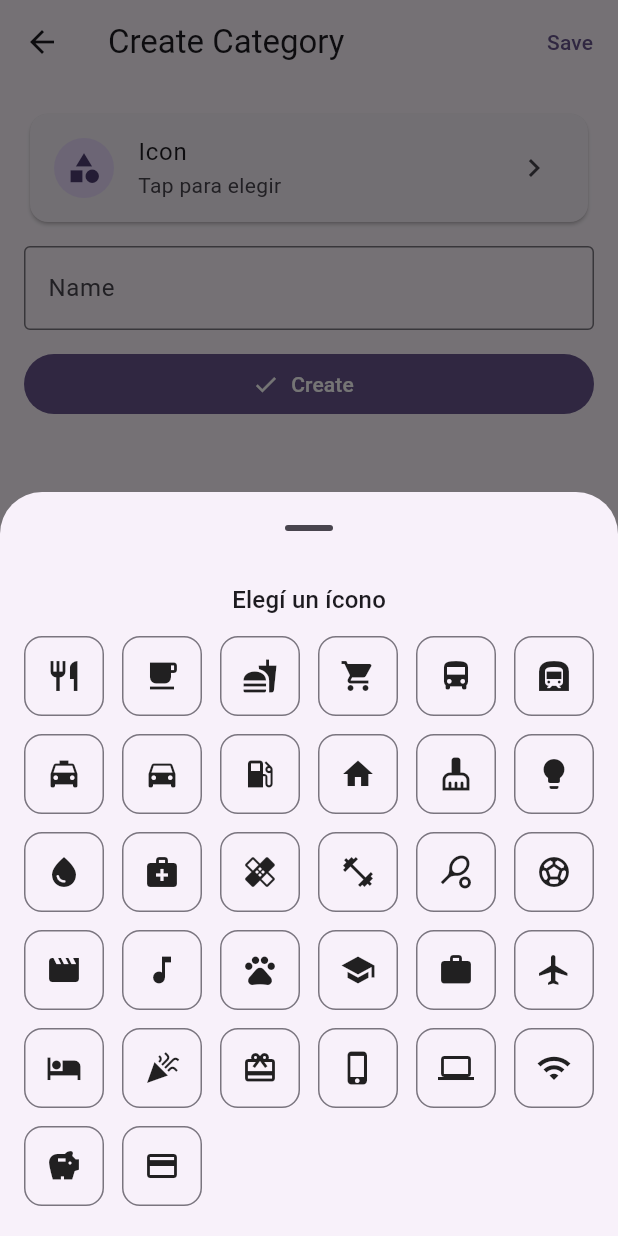
After one commit to AgustinIzaguirre/expense-tracker, a Flutter app: the CreateCategoryPage screen opened directly, after a tap on "Icon", on a phone screen of 412 x 824 dp. The commit adds this screen. Run offline on Flutter 3.47's test engine with Material 3 defaults, Android fonts, the phone set to English and light mode, and no system bars; our stand-ins replace fl_chart.

Commit message:
Add createCategory form page

```diff
--- /dev/null
+++ b/lib/pages/categories/create_category_page.dart
@@ -0,0 +1,111 @@
+import 'package:expense_tracker/models/category.dart';
+import 'package:expense_tracker/pages/categories/icon_picker_botomsheet.dart';
+import 'package:flutter/material.dart';
+
+class CreateCategoryPage extends StatefulWidget {
+  const CreateCategoryPage({super.key});
+
+  @override
+  State<CreateCategoryPage> createState() => _CreateCategoryPageState();
+}
+
+class _CreateCategoryPageState extends State<CreateCategoryPage> {
+  final _formKey = GlobalKey<FormState>();
+  final _nameCtrl = TextEditingController();
+
+  IconData _selectedIcon = Icons.category;
+
+  @override
+  void dispose() {
+    _nameCtrl.dispose();
+    super.dispose();
+  }
+
+  Future<void> _pickIcon() async {
+    final picked = await showCategoryIconPicker(
+      context,
+      selected: _selectedIcon,
+    );
+    if (picked == null) return;
+    setState(() => _selectedIcon = picked);
+  }
+
+  void _save() {
+    if (!(_formKey.currentState?.validate() ?? false)) return;
+
+    final category = Category(
+      id: DateTime.now().millisecondsSinceEpoch, // mock id (después Isar)
+      name: _nameCtrl.text.trim(),
+      iconCodePoint: _selectedIcon.codePoint,
+      iconFontFamily: _selectedIcon.fontFamily ?? 'MaterialIcons',
+    );
+
+    Navigator.pop(context, category);
+  }
+
+  @override
+  Widget build(BuildContext context) {
+    return Scaffold(
+      appBar: AppBar(
+        title: const Text('Create Category'),
+        actions: [
+          TextButton(
+            onPressed: _save,
+            child: const Text('Save'),
+          ),
+        ],
+      ),
+      body: Padding(
+        padding: const EdgeInsets.all(16),
+        child: Form(
+          key: _formKey,
+          child: Column(
+            children: [
+              Card(
+                child: ListTile(
+                  leading: CircleAvatar(
+                    backgroundColor:
+                        Theme.of(context).colorScheme.primaryContainer,
+                    child: Icon(
+                      _selectedIcon,
+                      color: Theme.of(context).colorScheme.onPrimaryContainer,
+                    ),
+                  ),
+                  title: const Text('Icon'),
+                  subtitle: const Text('Tap para elegir'),
+                  trailing: const Icon(Icons.chevron_right),
+                  onTap: _pickIcon,
+                ),
+              ),
+              const SizedBox(height: 12),
+              TextFormField(
+                controller: _nameCtrl,
+                decoration: const InputDecoration(
+                  labelText: 'Name',
+                  border: OutlineInputBorder(),
+                ),
+                textInputAction: TextInputAction.done,
+                onFieldSubmitted: (_) => _save(),
+                validator: (v) {
+                  final value = (v ?? '').trim();
+                  if (value.isEmpty) return 'Enter a name';
+                  if (value.length < 2) return 'Name too short';
+                  return null;
+                },
+              ),
+              const SizedBox(height: 12),
+              SizedBox(
+                width: double.infinity,
+                child: FilledButton.icon(
+                  onPressed: _save,
+                  icon: const Icon(Icons.check),
+                  label: const Text('Create'),
+                ),
+              ),
+            ],
+          ),
+        ),
+      ),
+    );
+  }
+}
--- /dev/null
+++ b/lib/pages/categories/icon_picker_botomsheet.dart
@@ -0,0 +1,73 @@
+import 'package:expense_tracker/pages/categories/icons_catalog.dart';
+import 'package:flutter/material.dart';
+
+Future<IconData?> showCategoryIconPicker(
+  BuildContext context, {
+  IconData? selected,
+}) {
+  return showModalBottomSheet<IconData>(
+    context: context,
+    showDragHandle: true,
+    isScrollControlled: true,
+    builder: (_) => _IconPickerSheet(selected: selected),
+  );
+}
+
+class _IconPickerSheet extends StatelessWidget {
+  final IconData? selected;
+  const _IconPickerSheet({this.selected});
+
+  @override
+  Widget build(BuildContext context) {
+    final bottomPadding = MediaQuery.of(context).viewInsets.bottom;
+
+    return Padding(
+      padding: EdgeInsets.fromLTRB(16, 12, 16, 12 + bottomPadding),
+      child: Column(
+        mainAxisSize: MainAxisSize.min,
+        children: [
+          Text(
+            'Elegí un ícono',
+            style: Theme.of(context).textTheme.titleMedium,
+          ),
+          const SizedBox(height: 12),
+          Flexible(
+            child: GridView.builder(
+              shrinkWrap: true,
+              itemCount: categoryIcons.length,
+              gridDelegate: const SliverGridDelegateWithFixedCrossAxisCount(
+                crossAxisCount: 6,
+                mainAxisSpacing: 12,
+                crossAxisSpacing: 12,
+              ),
+              itemBuilder: (context, i) {
+                final icon = categoryIcons[i];
+                final isSelected = selected != null &&
+                    icon.codePoint == selected!.codePoint &&
+                    icon.fontFamily == selected!.fontFamily;
+
+                return InkWell(
+                  borderRadius: BorderRadius.circular(12),
+                  onTap: () => Navigator.pop(context, icon),
+                  child: Container(
+                    decoration: BoxDecoration(
+                      borderRadius: BorderRadius.circular(12),
+                      border: Border.all(
+                        width: isSelected ? 2 : 1,
+                        color: isSelected
+                            ? Theme.of(context).colorScheme.primary
+                            : Theme.of(context).dividerColor,
+                      ),
+                    ),
+                    child: Icon(icon),
+                  ),
+                );
+              },
+            ),
+          ),
+          const SizedBox(height: 8),
+        ],
+      ),
+    );
+  }
+}
--- /dev/null
+++ b/lib/pages/categories/icons_catalog.dart
@@ -0,0 +1,36 @@
+import 'package:flutter/material.dart';
+
+const List<IconData> categoryIcons = [
+  Icons.restaurant,
+  Icons.local_cafe,
+  Icons.fastfood,
+  Icons.shopping_cart,
+  Icons.directions_bus,
+  Icons.subway,
+  Icons.local_taxi,
+  Icons.directions_car,
+  Icons.local_gas_station,
+  Icons.home,
+  Icons.cleaning_services,
+  Icons.lightbulb,
+  Icons.water_drop,
+  Icons.medical_services,
+  Icons.healing,
+  Icons.fitness_center,
+  Icons.sports_tennis,
+  Icons.sports_soccer,
+  Icons.movie,
+  Icons.music_note,
+  Icons.pets,
+  Icons.school,
+  Icons.work,
+  Icons.flight,
+  Icons.hotel,
+  Icons.celebration,
+  Icons.card_giftcard,
+  Icons.phone_iphone,
+  Icons.computer,
+  Icons.wifi,
+  Icons.savings,
+  Icons.credit_card,
+];
--- a/lib/pages/home_page.dart
+++ b/lib/pages/home_page.dart
@@ -1,6 +1,8 @@
 
+import 'package:expense_tracker/models/category.dart';
 import 'package:expense_tracker/models/currency.dart';
 import 'package:expense_tracker/pages/categories/categories_page.dart';
+import 'package:expense_tracker/pages/categories/create_category_page.dart';
 import 'package:expense_tracker/pages/payment_methods/payment_methods_page.dart';
 import 'package:expense_tracker/widgets/bottom_nav_bar.dart';
 import 'package:expense_tracker/widgets/expense_tracker_app_bar.dart';
@@ -55,6 +57,22 @@ class _HomePageState extends State<HomePage> {
     }
   }
 
+  Future<void> _openCreateCategory() async {
+    final created = await Navigator.push<Category>(
+      context,
+      MaterialPageRoute(
+        builder: (_) => const CreateCategoryPage(),
+      ),
+    );
+
+    if (created == null) return;
+
+    // Lo ideal después es:
+    // - guardarlo en Isar
+    // - refrescar CategoriesPage
+    debugPrint('Nueva categoría creada: ${created.name}');
+  }
+
   PreferredSizeWidget _buildAppBar() {
     switch (_currentTab) {
       case BottomNavItem.expenses:
@@ -74,10 +92,7 @@ class _HomePageState extends State<HomePage> {
           tooltip: PAYMENT_METHODS_TOOLTIP,
         );
       case BottomNavItem.categories:
-        return  ExpenseTrackerAppBar(onAddPressed: () {
-            // TODO: navegar a CreateExpense
-            // Navigator.push(...)
-          },
+        return  ExpenseTrackerAppBar(onAddPressed: _openCreateCategory,
           title: CATEGORIES_TITLE,
           tooltip: CATEGORIES_TOOLTIP,
         );
--- a/pubspec.yaml
+++ b/pubspec.yaml
@@ -38,6 +38,9 @@ dependencies:
   # The following adds the Cupertino Icons font to your application.
   # Use with the CupertinoIcons class for iOS style icons.
   cupertino_icons: ^1.0.6
+  isar: ^3.1.0+1
+  isar_flutter_libs: ^3.1.0+1
+  path_provider: ^2.1.5
 
 dev_dependencies:
   flutter_test:
@@ -49,6 +52,8 @@ dev_dependencies:
   # package. See that file for information about deactivating specific lint
   # rules and activating additional ones.
   flutter_lints: ^3.0.0
+  isar_generator: ^3.1.0+1
+  build_runner: ^2.4.11
 
 # For information on the generic Dart part of this file, see the
 # following page: https://dart.dev/tools/pub/pubspec
```
Also changed, not shown: pubspec.lock, 11 other files.
